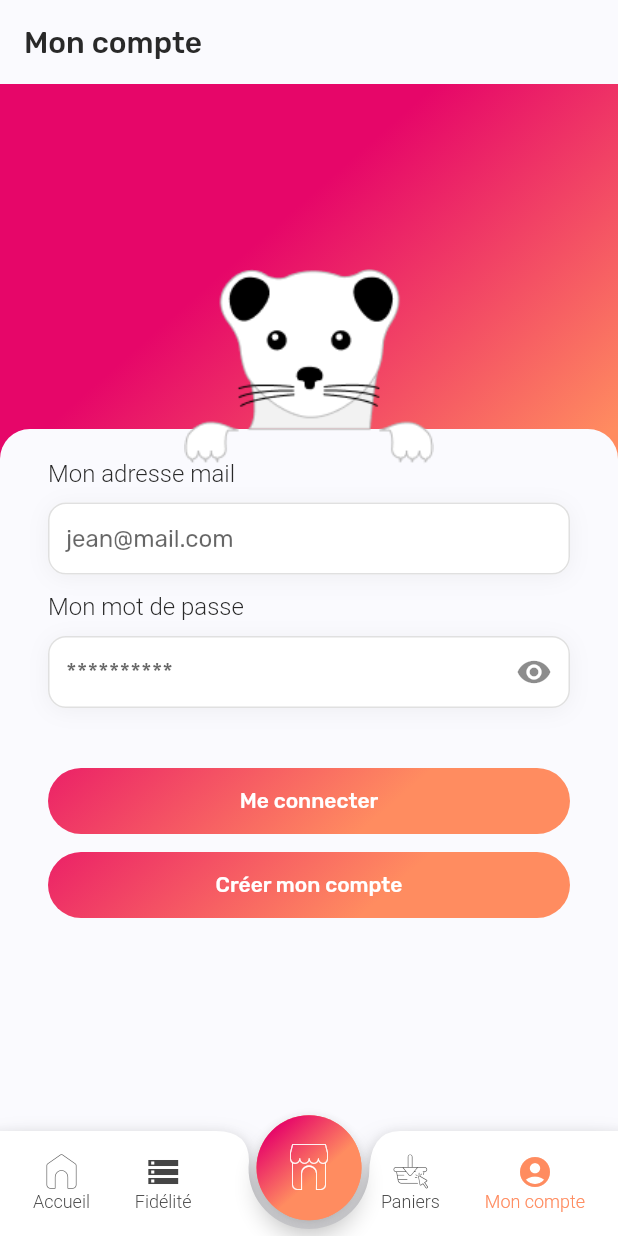
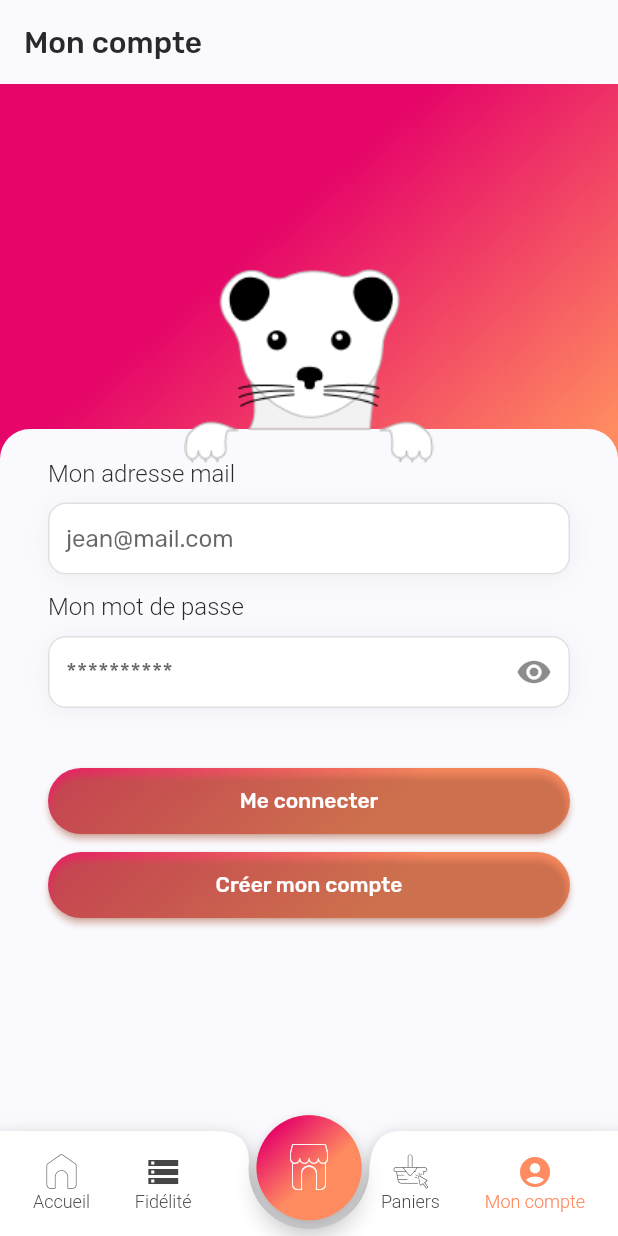
Before and after one commit to Le-Chemin-du-Local/Application, a Flutter app: the screen it shows after launch, item 4 of the bottom bar chosen, on a phone screen of 412 x 824 dp. Run offline on Flutter 3.47's test engine with Material 2 defaults, Android fonts, the phone set to English and light mode, and no system bars; our stand-ins replace date_time_picker, file_picker, flutter_credit_card, flutter_riverpod, flutter_secure_storage, flutter_vector_icons and 6 more; missing offline and left inert: excel, flag, flutter_stripe, latlng, map; statements that could not run were skipped.

Commit message:
💄 Correction du design des boutons sur Android

```diff
--- a/lib/core/widgets/cl_elevated_button.dart
+++ b/lib/core/widgets/cl_elevated_button.dart
@@ -1,4 +1,7 @@
+import 'dart:io';
+
 import 'package:chemin_du_local/theme/palette.dart';
+import 'package:flutter/foundation.dart';
 import 'package:flutter/material.dart';
 
 class ClElevatedButton extends StatelessWidget {
@@ -35,7 +38,7 @@ class ClElevatedButton extends StatelessWidget {
           padding: const EdgeInsets.symmetric(vertical: 8, horizontal: 38),
           primary: Colors.transparent,
           onPrimary: Palette.colorWhite,
-          shadowColor: Colors.transparent,
+          shadowColor: (!kIsWeb && Platform.isAndroid) ? Palette.colorPrimary : Colors.transparent,
           shape: RoundedRectangleBorder(borderRadius: borderRadius),
         ),
         child: child,
```
